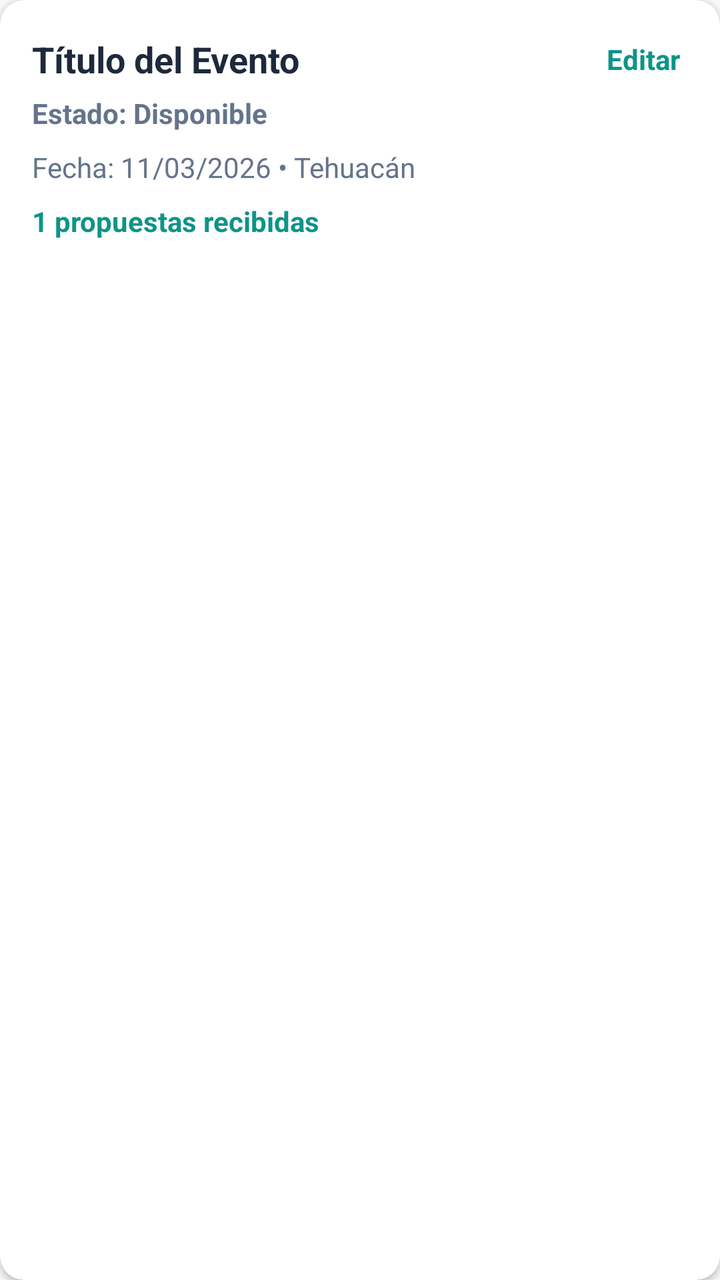
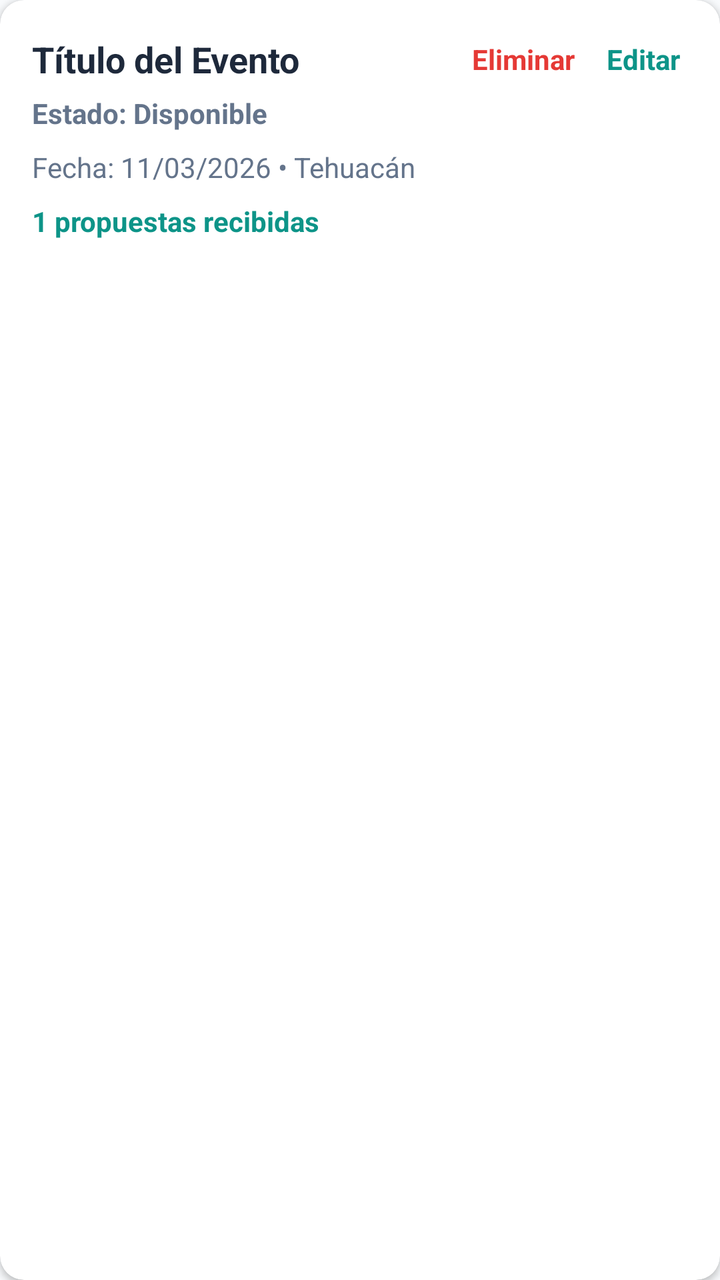

Before-and-after screenshots of an Android layout around one commit, followed by the original layout XML and the change that was made.
<!-- AndroidManifest.xml: application theme Theme.ArmonihzMobile -->
<!-- res/layout/item_event.xml -->
<?xml version="1.0" encoding="utf-8"?>
<androidx.cardview.widget.CardView
    xmlns:android="http://schemas.android.com/apk/res/android"
    xmlns:app="http://schemas.android.com/apk/res-auto"
    android:layout_width="match_parent"
    android:layout_height="wrap_content"
    android:layout_marginBottom="12dp"
    app:cardCornerRadius="12dp"
    app:cardElevation="2dp"
    app:cardBackgroundColor="?attr/colorSurface"
    app:strokeColor="?attr/colorOutline">

    <LinearLayout
        android:layout_width="match_parent"
        android:layout_height="wrap_content"
        android:orientation="vertical"
        android:padding="16dp">

        <LinearLayout
            android:layout_width="match_parent"
            android:layout_height="wrap_content"
            android:orientation="horizontal"
            android:gravity="center_vertical">

            <TextView
                android:id="@+id/tvEventTitle"
                android:layout_width="0dp"
                android:layout_weight="1"
                android:layout_height="wrap_content"
                android:text="Título del Evento"
                android:textSize="18sp"
                android:textStyle="bold"
                android:textColor="?attr/colorOnSurface"/>

            <TextView
                android:id="@+id/tvEditEvent"
                android:layout_width="wrap_content"
                android:layout_height="wrap_content"
                android:text="Editar"
                android:textColor="?attr/colorPrimary"
                android:textSize="14sp"
                android:textStyle="bold"
                android:padding="4dp"
                android:background="?attr/selectableItemBackground"/>
        </LinearLayout>

        <TextView
            android:id="@+id/tvEventStatus"
            android:layout_width="wrap_content"
            android:layout_height="wrap_content"
            android:layout_marginTop="4dp"
            android:text="Estado: Disponible"
            android:textSize="14sp"
            android:textStyle="bold"
            android:textColor="?attr/colorOnSurfaceVariant"/>

        <TextView
            android:id="@+id/tvEventDetails"
            android:layout_width="match_parent"
            android:layout_height="wrap_content"
            android:layout_marginTop="8dp"
            android:text="Fecha: 11/03/2026 • Tehuacán"
            android:textColor="?attr/colorOnSurfaceVariant"
            android:textSize="14sp"/>

        <TextView
            android:id="@+id/tvProposals"
            android:layout_width="match_parent"
            android:layout_height="wrap_content"
            android:layout_marginTop="8dp"
            android:text="1 propuestas recibidas"
            android:textColor="?attr/colorPrimary"
            android:textSize="14sp"
            android:textStyle="bold"/>

    </LinearLayout>
</androidx.cardview.widget.CardView>
<!-- resources referenced by this layout -->
<resources>
  <style name="Theme.ArmonihzMobile" parent="Base.Theme.ArmonihzMobile" />
  <style name="Base.Theme.ArmonihzMobile" parent="Theme.Material3.DayNight.NoActionBar">
  
          
          <item name="colorPrimary">@color/md_primary</item>
          <item name="colorOnPrimary">@color/md_onPrimary</item>
  
          
          <item name="android:colorBackground">@color/md_background</item>
  
          
          <item name="colorSurface">@color/md_surface</item>
          <item name="colorOnSurface">@color/md_onSurface</item>
          <item name="colorOnSurfaceVariant">@color/md_onSurfaceVariant</item>
  
          
          <item name="colorOutline">@color/md_outline</item>
  
          
          <item name="colorError">@color/md_error</item>
  
          
          <item name="colorControlActivated">@color/md_primary</item>
  
      </style>
  <color name="md_primary">#0D9488</color>
  <color name="md_onPrimary">#FFFFFF</color>
  <color name="md_background">#F8FAFC</color>
  <color name="md_surface">#FFFFFF</color>
  <color name="md_onSurface">#1E293B</color>
  <color name="md_onSurfaceVariant">#64748B</color>
  <color name="md_outline">#E2E8F0</color>
  <color name="md_error">#EF4444</color>
</resources>

<!-- the commit's change to res/layout/item_event.xml (unified diff, before → after) -->
@@ -33,6 +33,18 @@
                 android:textColor="?attr/colorOnSurface"/>
 
             <TextView
+                android:id="@+id/tvDeleteEvent"
+                android:layout_width="wrap_content"
+                android:layout_height="wrap_content"
+                android:text="Eliminar"
+                android:textColor="#E53935"
+                android:textSize="14sp"
+                android:textStyle="bold"
+                android:padding="4dp"
+                android:layout_marginEnd="8dp"
+                android:background="?attr/selectableItemBackground"/>
+
+            <TextView
                 android:id="@+id/tvEditEvent"
                 android:layout_width="wrap_content"
                 android:layout_height="wrap_content"
@@ -42,6 +54,7 @@
                 android:textStyle="bold"
                 android:padding="4dp"
                 android:background="?attr/selectableItemBackground"/>
+
         </LinearLayout>
 
         <TextView
@@ -53,6 +66,17 @@
             android:textSize="14sp"
             android:textStyle="bold"
             android:textColor="?attr/colorOnSurfaceVariant"/>
+
+        <TextView
+            android:id="@+id/tvEventWarning"
+            android:layout_width="wrap_content"
+            android:layout_height="wrap_content"
+            android:layout_marginTop="4dp"
+            android:text="⚠ Este evento está por caducar"
+            android:textSize="13sp"
+            android:textStyle="bold"
+            android:textColor="#FFA000"
+            android:visibility="gone"/>
 
         <TextView
             android:id="@+id/tvEventDetails"
